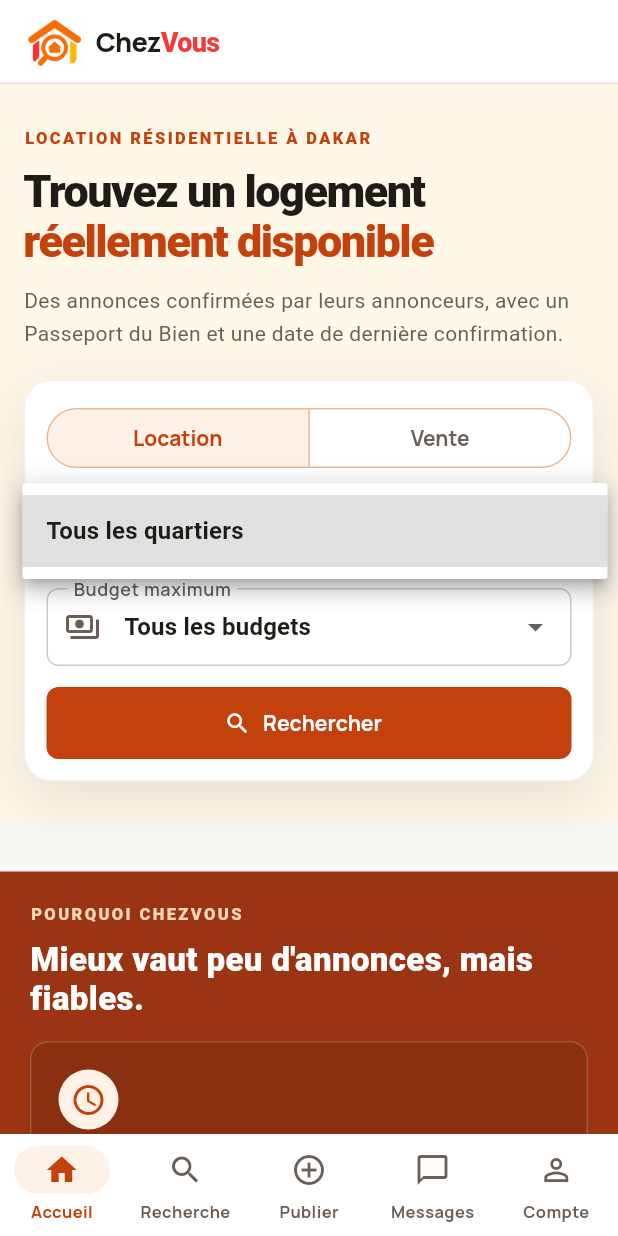
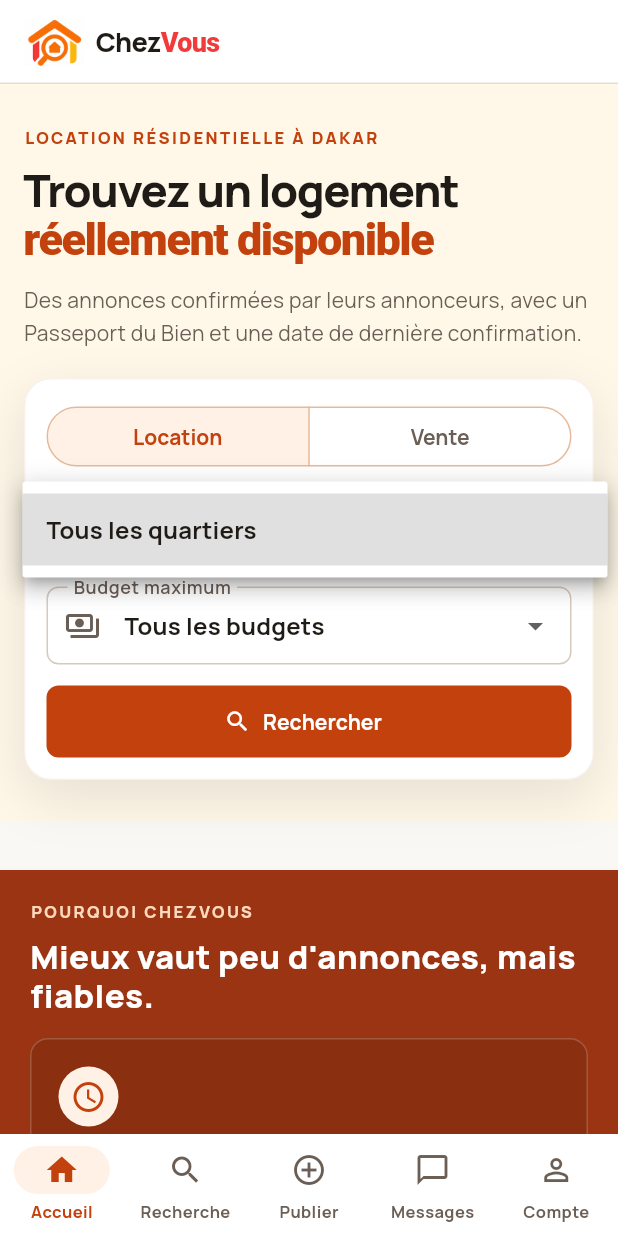
Before and after one commit to orbitsxnyc-glitch/chezvous, a Flutter app: the screen it shows after launch, after a tap on "Tous les quartiers", on a phone screen of 412 x 824 dp. Run offline on Flutter 3.47's test engine with Material 3 defaults, Android fonts, the phone set to English and light mode, and no system bars; our stand-ins replace flutter_secure_storage, image_picker; accounts and stored records are empty; network calls fail.

Commit message:
fix(mobile): police Manrope partout, filtres en pastilles, débordements, libellés; captures d'écran de contrôle (Phase 14, lot B)
Co-Authored-By: Claude Sonnet 5.5 <noreply@anthropic.com>

```diff
--- a/mobile/lib/home/home_screen.dart
+++ b/mobile/lib/home/home_screen.dart
@@ -170,6 +170,7 @@ class _HomeScreenState extends State<HomeScreen> {
               ),
               const SizedBox(height: 12),
               DropdownButtonFormField<String?>(
+                isExpanded: true,
                 initialValue: _filters.locality,
                 decoration: const InputDecoration(
                   labelText: 'Quartier',
@@ -192,6 +193,7 @@ class _HomeScreenState extends State<HomeScreen> {
               ),
               const SizedBox(height: 12),
               DropdownButtonFormField<int?>(
+                isExpanded: true,
                 initialValue: _filters.priceMax,
                 decoration: const InputDecoration(
                   labelText: 'Budget maximum',
@@ -245,7 +247,7 @@ class _HomeScreenState extends State<HomeScreen> {
         ),
         const SizedBox(height: 12),
         SizedBox(
-          height: 300,
+          height: 312,
           child: ListView.separated(
             scrollDirection: Axis.horizontal,
             padding: const EdgeInsets.symmetric(horizontal: 16),
--- a/mobile/lib/listings/listing_detail_screen.dart
+++ b/mobile/lib/listings/listing_detail_screen.dart
@@ -275,6 +275,7 @@ class _KeyFacts extends StatelessWidget {
         children: [
           for (final (value, label) in items)
             Expanded(
+              flex: label == 'Type' ? 2 : 1,
               child: Column(
                 children: [
                   Text(
--- a/mobile/lib/listings/listing_widgets.dart
+++ b/mobile/lib/listings/listing_widgets.dart
@@ -62,14 +62,15 @@ class ListingCard extends StatelessWidget {
                       ],
                       const SizedBox(height: 8),
                       Text(
-                        formatPrice(l.priceXof, l.transaction) +
-                            (l.negotiable ? ' · négociable' : ''),
+                        formatPrice(l.priceXof, l.transaction),
                         style: const TextStyle(
                           color: AppColors.primary,
                           fontWeight: FontWeight.w800,
                           fontSize: 15,
                         ),
                       ),
+                      if (l.negotiable)
+                        Text('Prix négociable', style: text.bodySmall),
                       const SizedBox(height: 8),
                       FreshnessBadge(availability: l.availability),
                     ],
--- a/mobile/lib/listings/search_screen.dart
+++ b/mobile/lib/listings/search_screen.dart
@@ -1,6 +1,8 @@
 import 'package:flutter/material.dart';
 
+import '../core/format.dart';
 import '../inquiries/inquiries_repository.dart';
+import '../ui/theme.dart';
 import '../ui/widgets.dart';
 import 'listing_detail_screen.dart';
 import 'listing_widgets.dart';
@@ -230,24 +232,62 @@ class _FilterBar extends StatelessWidget {
 
   static const _prices = [100000, 200000, 300000, 500000, 1000000];
 
+  /// Filtre en pastille du design : contour discret, fond vert clair (ici orangé) et texte coloré quand il est actif.
+  Widget _pill<T>({
+    required T value,
+    required bool active,
+    required List<DropdownMenuItem<T>> items,
+    required ValueChanged<T?> onChanged,
+    required String label,
+  }) => Semantics(
+    label: label,
+    child: Container(
+      constraints: const BoxConstraints(minHeight: 44),
+      padding: const EdgeInsets.only(left: 14, right: 8),
+      decoration: BoxDecoration(
+        color: active ? AppColors.primarySoft : Colors.white,
+        borderRadius: BorderRadius.circular(AppRadius.sm),
+        border: Border.all(color: active ? AppColors.primary : AppColors.line),
+      ),
+      child: DropdownButtonHideUnderline(
+        child: DropdownButton<T>(
+          value: value,
+          items: items,
+          onChanged: onChanged,
+          borderRadius: BorderRadius.circular(AppRadius.md),
+          style: TextStyle(
+            fontFamily: 'Manrope',
+            fontSize: 13,
+            fontWeight: FontWeight.w700,
+            color: active ? AppColors.primary : AppColors.ink,
+          ),
+          iconEnabledColor: active ? AppColors.primary : AppColors.muted,
+        ),
+      ),
+    ),
+  );
+
   @override
   Widget build(BuildContext context) => SingleChildScrollView(
     scrollDirection: Axis.horizontal,
     padding: const EdgeInsets.symmetric(horizontal: 12, vertical: 8),
     child: Row(
       children: [
-        DropdownButton<String>(
+        _pill<String>(
+          label: 'Type de transaction',
           value: filters.transaction,
+          active: true,
           items: const [
             DropdownMenuItem(value: 'rent_long', child: Text('Location')),
             DropdownMenuItem(value: 'sale', child: Text('Vente')),
           ],
           onChanged: (v) => onChanged(filters.copyWith(transaction: v)),
         ),
-        const SizedBox(width: 12),
-        DropdownButton<String?>(
+        const SizedBox(width: 8),
+        _pill<String?>(
+          label: 'Quartier',
           value: filters.locality,
-          hint: const Text('Quartier'),
+          active: filters.locality != null,
           items: [
             const DropdownMenuItem<String?>(
               value: null,
@@ -258,23 +298,25 @@ class _FilterBar extends StatelessWidget {
           ],
           onChanged: (v) => onChanged(filters.copyWith(locality: () => v)),
         ),
-        const SizedBox(width: 12),
-        DropdownButton<int?>(
+        const SizedBox(width: 8),
+        _pill<int?>(
+          label: 'Nombre de chambres',
           value: filters.bedroomsMin,
-          hint: const Text('Chambres'),
+          active: filters.bedroomsMin != null,
           items: const [
             DropdownMenuItem<int?>(value: null, child: Text('Chambres')),
-            DropdownMenuItem<int?>(value: 1, child: Text('1+')),
-            DropdownMenuItem<int?>(value: 2, child: Text('2+')),
-            DropdownMenuItem<int?>(value: 3, child: Text('3+')),
-            DropdownMenuItem<int?>(value: 4, child: Text('4+')),
+            DropdownMenuItem<int?>(value: 1, child: Text('1+ chambre')),
+            DropdownMenuItem<int?>(value: 2, child: Text('2+ chambres')),
+            DropdownMenuItem<int?>(value: 3, child: Text('3+ chambres')),
+            DropdownMenuItem<int?>(value: 4, child: Text('4+ chambres')),
           ],
           onChanged: (v) => onChanged(filters.copyWith(bedroomsMin: () => v)),
         ),
-        const SizedBox(width: 12),
-        DropdownButton<int?>(
+        const SizedBox(width: 8),
+        _pill<int?>(
+          label: 'Budget maximum',
           value: filters.priceMax,
-          hint: const Text('Budget max'),
+          active: filters.priceMax != null,
           items: [
             const DropdownMenuItem<int?>(
               value: null,
@@ -283,7 +325,7 @@ class _FilterBar extends StatelessWidget {
             for (final p in _prices)
               DropdownMenuItem<int?>(
                 value: p,
-                child: Text('≤ ${p ~/ 1000} 000'),
+                child: Text('≤ ${groupThousands(p)} FCFA'),
               ),
           ],
           onChanged: (v) => onChanged(filters.copyWith(priceMax: () => v)),
--- a/mobile/lib/ui/theme.dart
+++ b/mobile/lib/ui/theme.dart
@@ -91,7 +91,10 @@ ThemeData buildTheme() {
           height: 1.4,
           color: AppColors.muted,
         ),
-      );
+      )
+      // Les styles redéfinis ci-dessus n'héritent pas de la police : on la force pour tout le texte (sinon police du système).
+      .apply(fontFamily: 'Manrope');
+
   final shape = RoundedRectangleBorder(
     borderRadius: BorderRadius.circular(AppRadius.sm),
   );
```
Also changed, not shown: mobile/lib/advertiser/my_listings.dart (+31 -3 lines), 1 other file.
